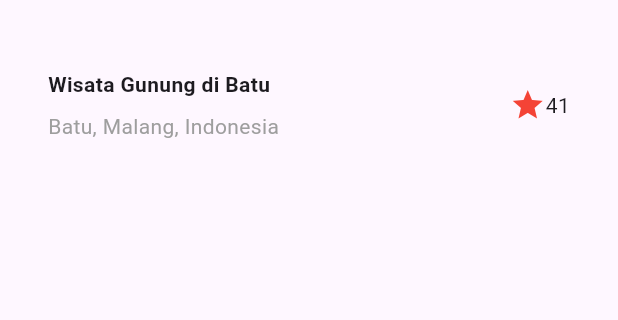
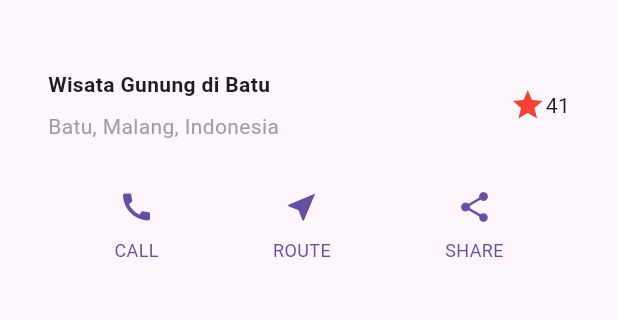
Before and after one commit to HaikalMuhammadRafli/PEMR_MOB_Ganjil_2025, a Flutter app: the screen it shows after launch, on a phone screen of 412 x 824 dp, the part 63-383 px from its top. Run offline on Flutter 3.47's test engine with Material 3 defaults, Android fonts, the phone set to English and light mode, and no system bars.

Commit message:
feat: P02 langkah 01 sampai 03

```diff
--- a/Week 06/layout_nav_flutter/lib/main.dart
+++ b/Week 06/layout_nav_flutter/lib/main.dart
@@ -35,12 +35,39 @@
       ),
     );
 
+    Color color = Theme.of(context).primaryColor;
+    Widget buttonSection = Row(
+      mainAxisAlignment: MainAxisAlignment.spaceEvenly,
+      children: [
+        _buildButtonColumn(color, Icons.call, 'CALL'),
+        _buildButtonColumn(color, Icons.near_me, 'ROUTE'),
+        _buildButtonColumn(color, Icons.share, 'SHARE'),
+      ],
+    );
+
     return MaterialApp(
       title: 'Flutter layout: Haikal Muhammad Rafli - 2341720008',
       home: Scaffold(
         appBar: AppBar(title: const Text('Flutter layout demo')),
-        body: Column(children: [titleSection]),
+        body: Column(children: [titleSection, buttonSection]),
       ),
     );
   }
+
+  Column _buildButtonColumn(Color color, IconData icon, String label) {
+    return Column(
+      mainAxisSize: MainAxisSize.min,
+      mainAxisAlignment: MainAxisAlignment.center,
+      children: [
+        Icon(icon, color: color),
+        Container(
+          margin: const EdgeInsets.only(top: 8),
+          child: Text(
+            label,
+            style: TextStyle(fontSize: 12, fontWeight: FontWeight.w400, color: color),
+          ),
+        ),
+      ],
+    );
+  }
 }
```
